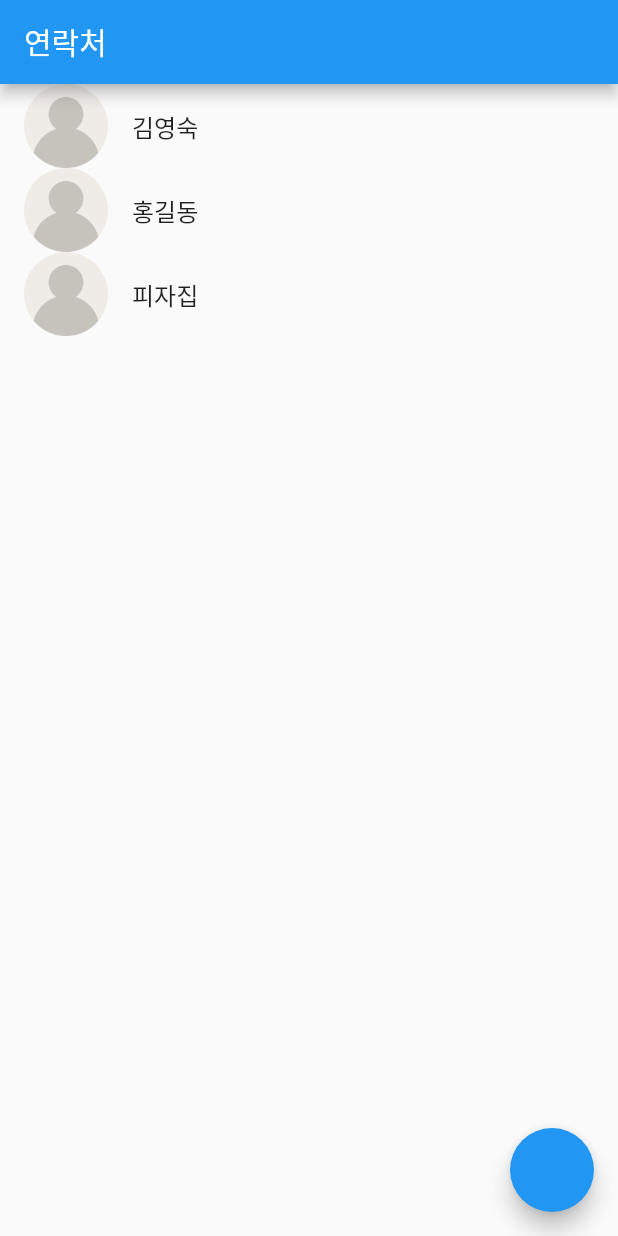
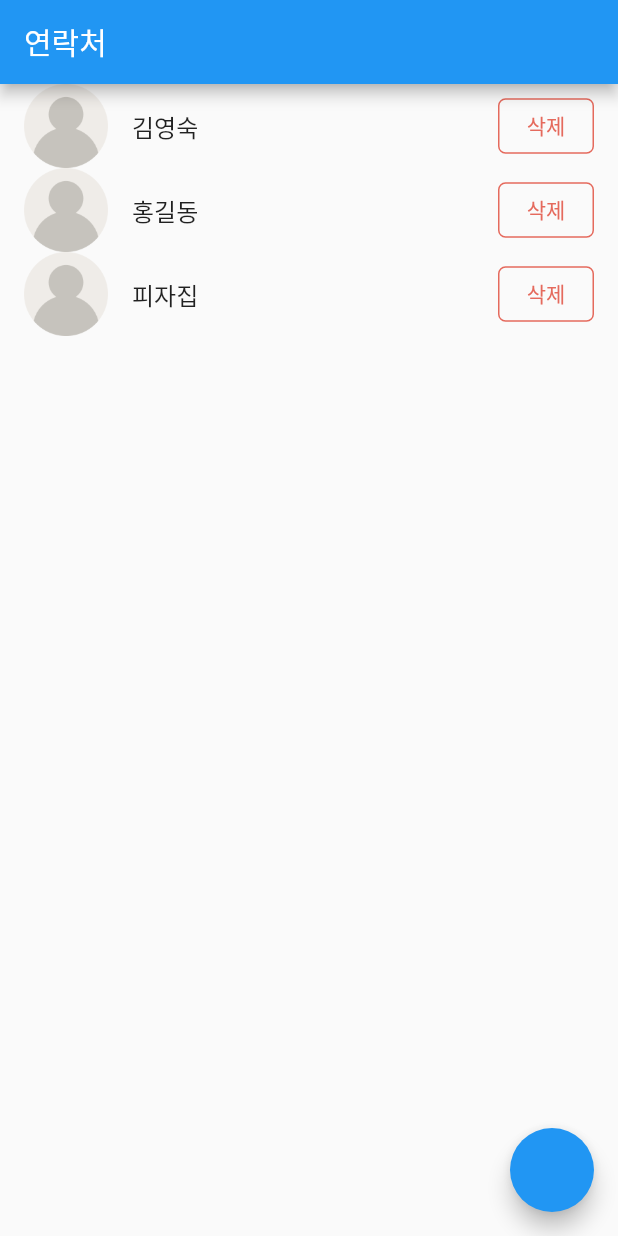
Before and after one commit to qndn3tp/Flutter-study, a Flutter app: the screen it shows after launch, on a phone screen of 412 x 824 dp. Run offline on Flutter 3.47's test engine with Material 2 defaults, Android fonts, the phone set to English and light mode, and no system bars.

Commit message:
feat: 연락처 리스트 삭제버튼 추가

```diff
--- a/lib/main.dart
+++ b/lib/main.dart
@@ -31,7 +31,12 @@ class _MyAppState extends State<MyApp> {
       name.add(string);
     });
   }
-
+  // 연락처를 리스트에서 삭제하는 함수
+  removeName(index) {
+    setState(() {
+      name.removeAt(index);
+    });
+  }
 
   @override
   Widget build(BuildContext context) {
@@ -55,6 +60,20 @@ class _MyAppState extends State<MyApp> {
             return ListTile(
               leading: Image.asset("assets/profile.png"),
               title: Text(name[i]),
+              trailing: TextButton(
+                style: ButtonStyle(
+                    shape: MaterialStateProperty.all<OutlinedBorder>(
+                        RoundedRectangleBorder(
+                          borderRadius: BorderRadius.circular(5),
+                          side: BorderSide(color: Color(0xffE56A5D)),
+                        )
+                    )
+                ),
+                child: Text("삭제", style: TextStyle(color: Color(0xffE56A5D)),),
+                onPressed: () {
+                  removeName(i);
+                },
+              ),
             );
           }
       ),
```
